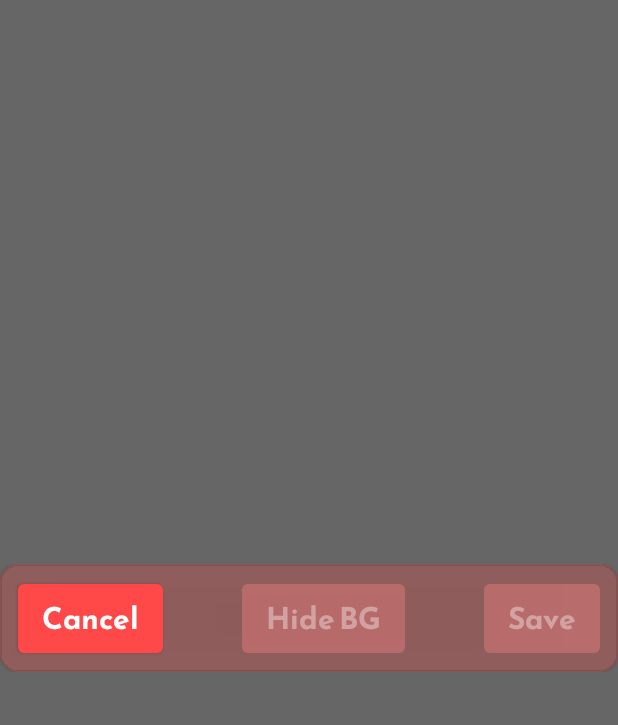
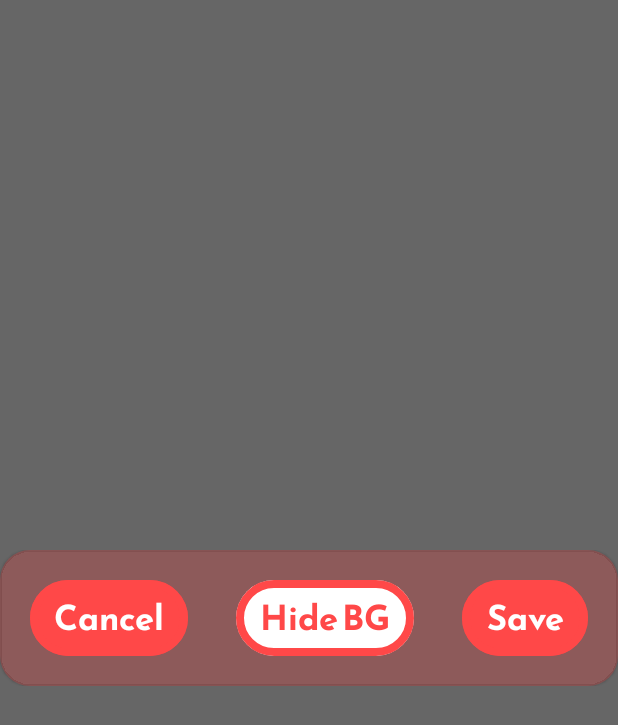
Before and after one commit to janeliasz/wearit, an Android app built with Jetpack Compose: the composable AddItemDialog called with empty values, on a phone screen of 412 x 824 dp. Shown: the top 725 px of the screen. Run offline under Robolectric (Android 15) with nearby library versions, the phone set to English and light mode, and no system bars; libraries missing offline, so code that uses them is left out: com.slowmac.autobackgroundremover.

Commit message:
Change buttons to custom

```diff
--- a/app/src/main/java/com/example/wearit/ui/WardrobeScreen.kt
+++ b/app/src/main/java/com/example/wearit/ui/WardrobeScreen.kt
@@ -348,7 +348,7 @@ fun AddItemDialog(
                         bitmap = originalPhoto.asImageBitmap(),
                         contentDescription = null,
                         modifier = Modifier
-                            .padding(12.dp, 12.dp, 12.dp, 0.dp)
+                            .padding(20.dp, 20.dp, 20.dp, 0.dp)
                             .fillMaxWidth(),
                         contentScale = ContentScale.FillWidth
                     )
@@ -367,29 +367,34 @@ fun AddItemDialog(
                 Row(
                     modifier = Modifier
                         .fillMaxWidth()
-                        .padding(12.dp),
+                        .padding(20.dp),
                     horizontalArrangement = Arrangement.SpaceBetween
                 ) {
-                    Button(onClick = closeDialog) {
-                        Text(text = "Cancel")
-                    }
+                    MasterButton(
+                        type = ButtonType.RED,
+                        onClick = closeDialog,
+                        text = "Cancel",
+                        icon = null,
+                        modifier = Modifier
+                    )
+                    MasterButton(
+                        type = ButtonType.WHITE,
+                        onClick = { showOriginal = !showOriginal },
+                        text = if (showOriginal) "Hide BG" else "Show BG",
+                        icon = null,
+                        modifier = Modifier
+                    )
 
-                    Button(
-                        onClick = { showOriginal = !showOriginal },
-                        enabled = noBgPhoto != null
-                    ) {
-                        Text(text = if (showOriginal) "Hide BG" else "Show BG")
-                    }
-
-                    Button(
+                    MasterButton(
+                        type = ButtonType.RED,
                         onClick = {
                             saveItem(if (showOriginal) originalPhoto!! else noBgPhoto!!)
                             closeDialog()
                         },
-                        enabled = showOriginal && originalPhoto != null || !showOriginal && noBgPhoto != null
-                    ) {
-                        Text(text = "Save")
-                    }
+                        text = "Save",
+                        icon = null,
+                        modifier = Modifier
+                    )
                 }
 
             }
--- a/app/src/main/java/com/example/wearit/ui/theme/Shape.kt
+++ b/app/src/main/java/com/example/wearit/ui/theme/Shape.kt
@@ -6,6 +6,6 @@ import androidx.compose.ui.unit.dp
 
 val Shapes = Shapes(
     small = RoundedCornerShape(4.dp),
-    medium = RoundedCornerShape(12.dp),
+    medium = RoundedCornerShape(20.dp),
     large = RoundedCornerShape(0.dp)
 )
```
